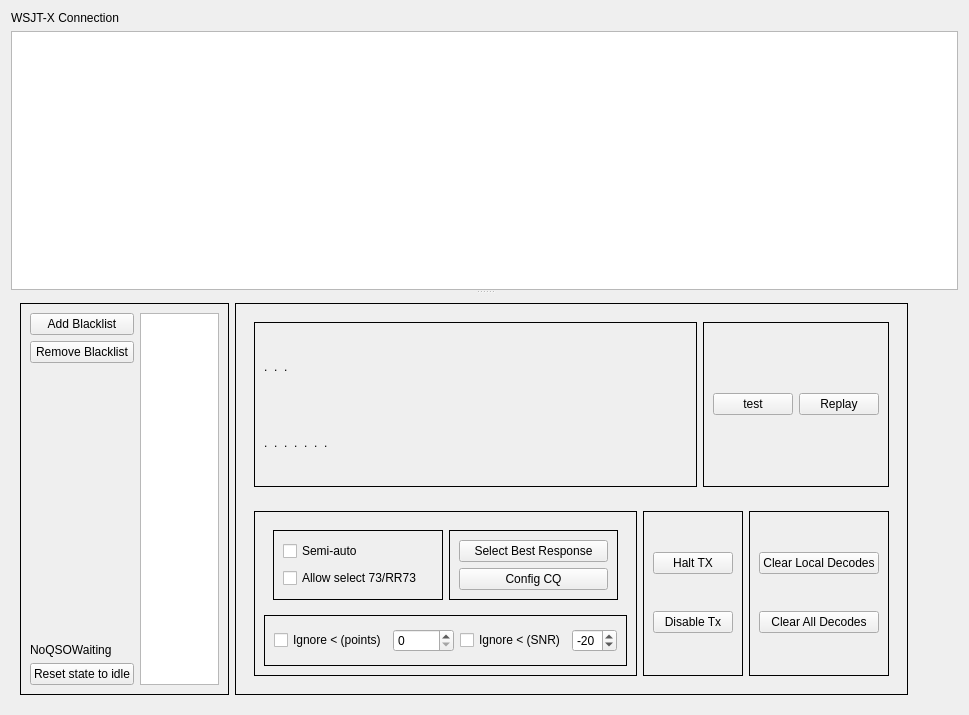
This is mqt/MqtLogger/WsjtxFrame.ui in Rsclub22/Minos2-Mirror as Qt 5 draws it before an edit. The edited form follows.
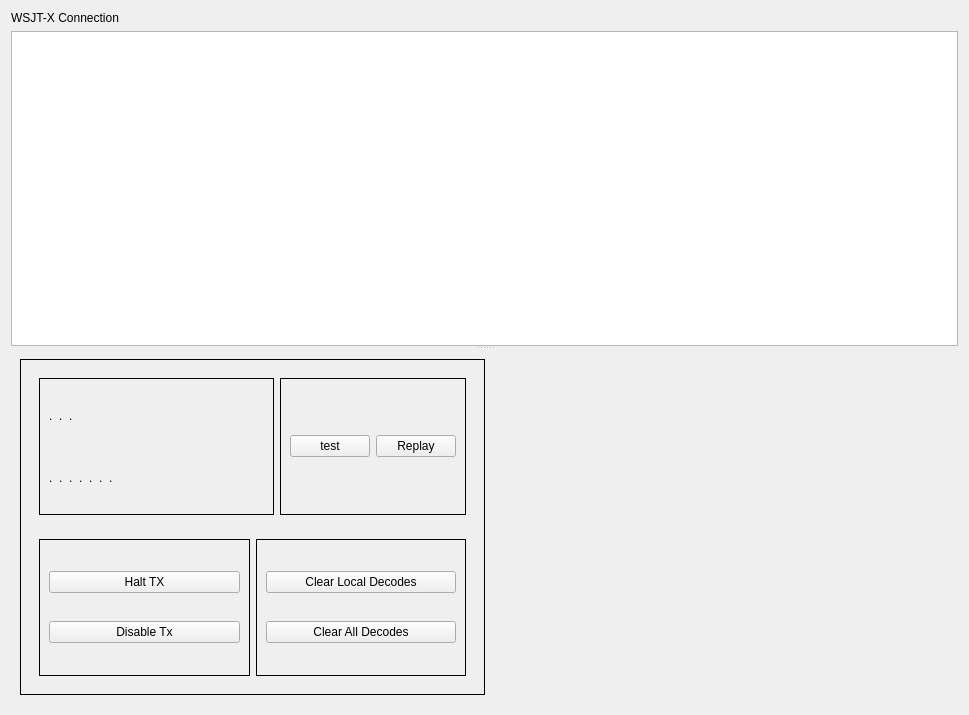
This is the edited form. Custom widgets are drawn as their Qt base class.

Commit message: Strip auto nfrom WSJT-X panel

```diff
--- a/mqt/MqtLogger/WsjtxFrame.ui
+++ b/mqt/MqtLogger/WsjtxFrame.ui
@@ -16,7 +16,7 @@
   <property name="autoFillBackground">
    <bool>true</bool>
   </property>
-  <layout class="QVBoxLayout" name="verticalLayout_3" stretch="1,0">
+  <layout class="QVBoxLayout" name="verticalLayout">
    <item>
     <widget class="QLabel" name="label">
      <property name="sizePolicy">
@@ -31,7 +31,7 @@
     </widget>
    </item>
    <item>
-    <widget class="MinosSplitter" name="splitter">
+    <widget class="QSplitter" name="splitter">
      <property name="orientation">
       <enum>Qt::Vertical</enum>
      </property>
@@ -82,8 +82,8 @@
         <rect>
          <x>0</x>
          <y>0</y>
-         <width>997</width>
-         <height>422</height>
+         <width>949</width>
+         <height>423</height>
         </rect>
        </property>
        <property name="sizePolicy">
@@ -93,63 +93,6 @@
         </sizepolicy>
        </property>
        <layout class="QHBoxLayout" name="horizontalLayout_8">
-        <item>
-         <widget class="QFrame" name="blFrame">
-          <property name="frameShape">
-           <enum>QFrame::Box</enum>
-          </property>
-          <layout class="QHBoxLayout" name="horizontalLayout_5">
-           <item>
-            <layout class="QVBoxLayout" name="verticalLayout">
-             <item>
-              <widget class="QPushButton" name="addBlackListButton">
-               <property name="text">
-                <string>Add Blacklist</string>
-               </property>
-              </widget>
-             </item>
-             <item>
-              <widget class="QPushButton" name="removeBlackListButton">
-               <property name="text">
-                <string>Remove Blacklist</string>
-               </property>
-              </widget>
-             </item>
-             <item>
-              <spacer name="verticalSpacer">
-               <property name="orientation">
-                <enum>Qt::Vertical</enum>
-               </property>
-               <property name="sizeHint" stdset="0">
-                <size>
-                 <width>20</width>
-                 <height>40</height>
-                </size>
-               </property>
-              </spacer>
-             </item>
-             <item>
-              <widget class="QLabel" name="qsoStateLabel">
-               <property name="text">
-                <string>NoQSOWaiting</string>
-               </property>
-              </widget>
-             </item>
-             <item>
-              <widget class="QPushButton" name="resetButton">
-               <property name="text">
-                <string>Reset state to idle</string>
-               </property>
-              </widget>
-             </item>
-            </layout>
-           </item>
-           <item>
-            <widget class="QListView" name="blackListView"/>
-           </item>
-          </layout>
-         </widget>
-        </item>
         <item>
          <widget class="QFrame" name="wframe">
           <property name="frameShape">
@@ -310,137 +253,6 @@
            <item>
             <widget class="QFrame" name="cframe">
              <layout class="QHBoxLayout" name="horizontalLayout_7">
-              <item>
-               <widget class="QFrame" name="autoSelectReplyFrame">
-                <property name="sizePolicy">
-                 <sizepolicy hsizetype="Preferred" vsizetype="Minimum">
-                  <horstretch>0</horstretch>
-                  <verstretch>0</verstretch>
-                 </sizepolicy>
-                </property>
-                <property name="frameShape">
-                 <enum>QFrame::Box</enum>
-                </property>
-                <property name="frameShadow">
-                 <enum>QFrame::Plain</enum>
-                </property>
-                <layout class="QVBoxLayout" name="verticalLayout_5">
-                 <item>
-                  <widget class="QFrame" name="autoSelectFrame">
-                   <layout class="QHBoxLayout" name="horizontalLayout_3">
-                    <item>
-                     <widget class="QFrame" name="asframe">
-                      <property name="frameShape">
-                       <enum>QFrame::Box</enum>
-                      </property>
-                      <layout class="QVBoxLayout" name="verticalLayout_8">
-                       <item>
-                        <widget class="QCheckBox" name="semiAutocb">
-                         <property name="text">
-                          <string>Semi-auto</string>
-                         </property>
-                        </widget>
-                       </item>
-                       <item>
-                        <widget class="QCheckBox" name="RR73select">
-                         <property name="text">
-                          <string>Allow select 73/RR73</string>
-                         </property>
-                        </widget>
-                       </item>
-                      </layout>
-                     </widget>
-                    </item>
-                    <item>
-                     <widget class="QFrame" name="selFrame">
-                      <property name="frameShape">
-                       <enum>QFrame::Box</enum>
-                      </property>
-                      <layout class="QVBoxLayout" name="verticalLayout_9">
-                       <item>
-                        <widget class="QPushButton" name="semiAutoButton">
-                         <property name="text">
-                          <string>Select Best Response</string>
-                         </property>
-                        </widget>
-                       </item>
-                       <item>
-                        <widget class="QPushButton" name="configCQButton">
-                         <property name="focusPolicy">
-                          <enum>Qt::NoFocus</enum>
-                         </property>
-                         <property name="text">
-                          <string>Config CQ</string>
-                         </property>
-                        </widget>
-                       </item>
-                      </layout>
-                     </widget>
-                    </item>
-                   </layout>
-                  </widget>
-                 </item>
-                 <item>
-                  <widget class="QFrame" name="ignoreFrame">
-                   <property name="frameShape">
-                    <enum>QFrame::Box</enum>
-                   </property>
-                   <layout class="QHBoxLayout" name="horizontalLayout">
-                    <item>
-                     <widget class="QCheckBox" name="minPointsCheckBox">
-                      <property name="focusPolicy">
-                       <enum>Qt::NoFocus</enum>
-                      </property>
-                      <property name="text">
-                       <string>Ignore &lt; (points)</string>
-                      </property>
-                     </widget>
-                    </item>
-                    <item>
-                     <widget class="QSpinBox" name="minPointsSpinner">
-                      <property name="focusPolicy">
-                       <enum>Qt::ClickFocus</enum>
-                      </property>
-                      <property name="maximum">
-                       <number>10000</number>
-                      </property>
-                      <property name="singleStep">
-                       <number>10</number>
-                      </property>
-                     </widget>
-                    </item>
-                    <item>
-                     <widget class="QCheckBox" name="snrCheckBox">
-                      <property name="focusPolicy">
-                       <enum>Qt::NoFocus</enum>
-                      </property>
-                      <property name="text">
-                       <string>Ignore &lt; (SNR)</string>
-                      </property>
-                     </widget>
-                    </item>
-                    <item>
-                     <widget class="QSpinBox" name="snrSpinner">
-                      <property name="focusPolicy">
-                       <enum>Qt::NoFocus</enum>
-                      </property>
-                      <property name="minimum">
-                       <number>-30</number>
-                      </property>
-                      <property name="maximum">
-                       <number>30</number>
-                      </property>
-                      <property name="value">
-                       <number>-20</number>
-                      </property>
-                     </widget>
-                    </item>
-                   </layout>
-                  </widget>
-                 </item>
-                </layout>
-               </widget>
-              </item>
               <item>
                <widget class="QFrame" name="txframe">
                 <property name="frameShape">
@@ -526,12 +338,6 @@
   </layout>
  </widget>
  <customwidgets>
-  <customwidget>
-   <class>MinosSplitter</class>
-   <extends>QSplitter</extends>
-   <header>minossplitter.h</header>
-   <container>1</container>
-  </customwidget>
   <customwidget>
    <class>MinosTableView</class>
    <extends>QTableView</extends>
```
The commit also changes 4 other files.
